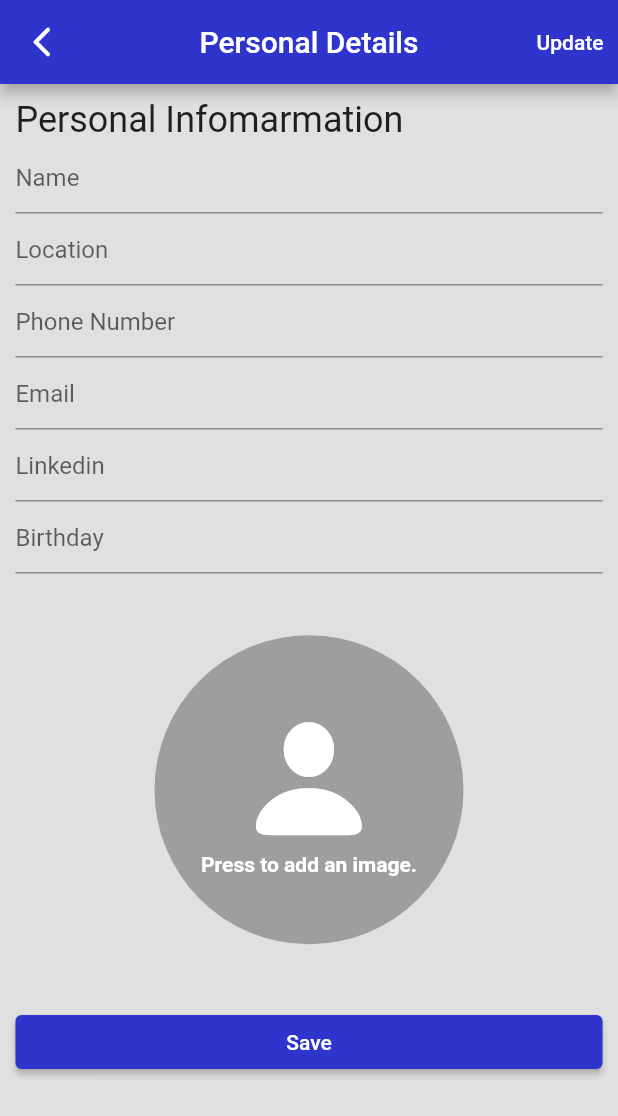
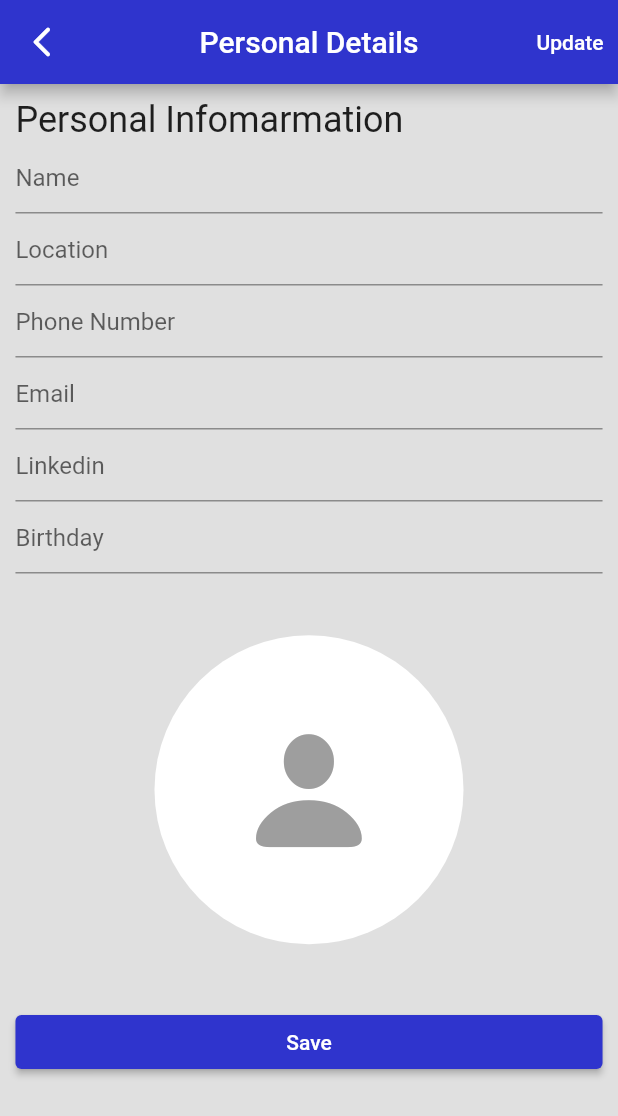
Before and after one commit to armagangok/resume_maker_app, a Flutter app: the PersonalDetailPage screen opened by its route, on a phone screen of 412 x 824 dp. Shown: the top 1116 px of the screen. Run offline on Flutter 3.47's test engine with Material 2 defaults, Android fonts, the phone set to English and light mode, and no system bars; our stand-ins replace dartz, flutter_bloc, get_it, image_picker, logger, shared_preferences and 1 more; accounts and stored records are empty.

Commit message:
Personal detail page completed

```diff
--- a/lib/feature/personal_details/presentation/cubit/pick_image/pick_image_cubit.dart
+++ b/lib/feature/personal_details/presentation/cubit/pick_image/pick_image_cubit.dart
@@ -16,19 +16,21 @@ class PickImageCubit extends Cubit<PickImageState> {
   final _imagePicker = getIt<ImagePickerHelper>.call();
 
   Future<void> pickImage() async {
+    emit(ImageLoading());
     var result = await _imagePicker.pickImage();
 
     if (result is Exception) {
       emit(LoadError());
+    } else if (_imagePicker.getImage == null) {
+      emit(PickImageInitial());
     } else {
-      emit(ImageLoading());
       _image = _imagePicker.getImage;
       emit(ImageLoaded());
     }
-  }
 
-  Future<void> discardImage() async {
-    _image = null;
-    emit(DiscardImage());
+    Future<void> discardImage() async {
+      _image = null;
+      emit(DiscardImage());
+    }
   }
 }
--- a/lib/feature/personal_details/presentation/page/personal_detail.dart
+++ b/lib/feature/personal_details/presentation/page/personal_detail.dart
@@ -68,24 +68,20 @@ class _PersonalDetailPageState extends State<PersonalDetailPage> {
         child: BlocBuilder<PickImageCubit, PickImageState>(
           bloc: getIt<PickImageCubit>.call(),
           builder: (context, state) {
-            print(state);
             var imagePickerCubit = getIt<PickImageCubit>.call();
             if (state is PickImageInitial) {
-              return _userImageWidget();
-            } else if (state is ImageLoading) {
-              return const Center(child: CircularProgressIndicator());
-            } else if (state is ImageLoaded) {
-              CircleAvatar(
-                radius: context.height(0.125),
-                backgroundColor: Colors.grey,
-                child: Builder(
-                  builder: (context) {
-                    File imageFile = File(imagePickerCubit.image!.path);
-                    return Center(child: Image.file(imageFile));
-                  },
+              return _loadingImageWidget(
+                const Icon(
+                  CupertinoIcons.person_fill,
+                  color: Colors.grey,
+                  size: 100,
                 ),
               );
-              return _userImageWidget();
+            } else if (state is ImageLoading) {
+              return _loadingImageWidget(const CircularProgressIndicator());
+            } else if (state is ImageLoaded) {
+              File imageFile = File(imagePickerCubit.image!.path);
+              return _userImageWidget(imageFile);
             } else {
               return const Center(child: Text("Error while uploading image."));
             }
@@ -93,37 +89,21 @@ class _PersonalDetailPageState extends State<PersonalDetailPage> {
         ),
       );
 
-  CircleAvatar _userImageWidget() {
+  CircleAvatar _loadingImageWidget(Widget widget) {
     return CircleAvatar(
       radius: context.height(0.125),
-      backgroundColor: Colors.grey,
-      child: Builder(
-        builder: (context) {
-          return Center(
-            child: _initialImageIcon(),
-          );
-        },
+      backgroundColor: Colors.white,
+      child: Center(
+        child: widget,
       ),
     );
   }
 
-  Column _initialImageIcon() {
-    return Column(
-      mainAxisSize: MainAxisSize.min,
-      children: [
-        const Icon(
-          CupertinoIcons.person_fill,
-          size: 100,
-          color: Colors.white,
-        ),
-        Text(
-          "Press to add an image.",
-          style: context.textTheme.bodyLarge!.copyWith(
-            color: Colors.white,
-            fontWeight: FontWeight.bold,
-          ),
-        ),
-      ],
+  CircleAvatar _userImageWidget(File file) {
+    return CircleAvatar(
+      radius: context.height(0.125),
+      backgroundImage: AssetImage(file.path),
+      backgroundColor: Colors.white,
     );
   }
 
```
